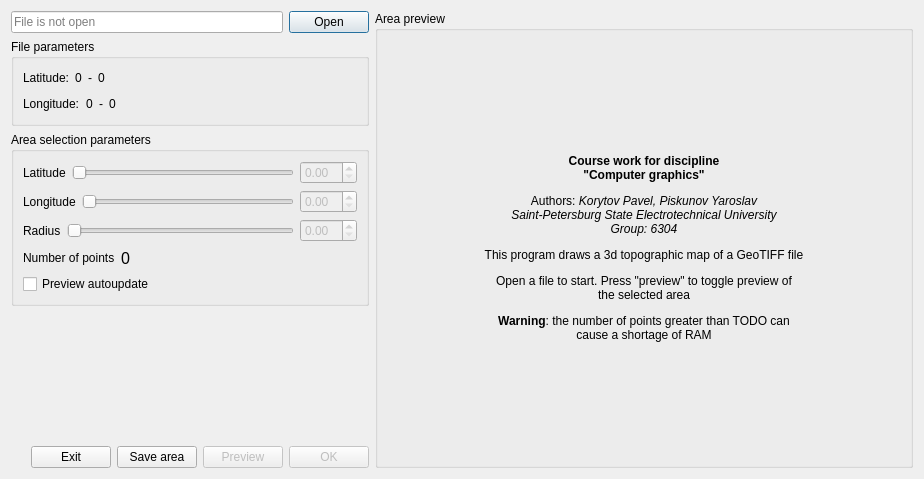
The window that ui/open_dialog.ui (SqrtMinusOne/GeoTIFF-3d) describes before a commit, drawn with Qt 5.
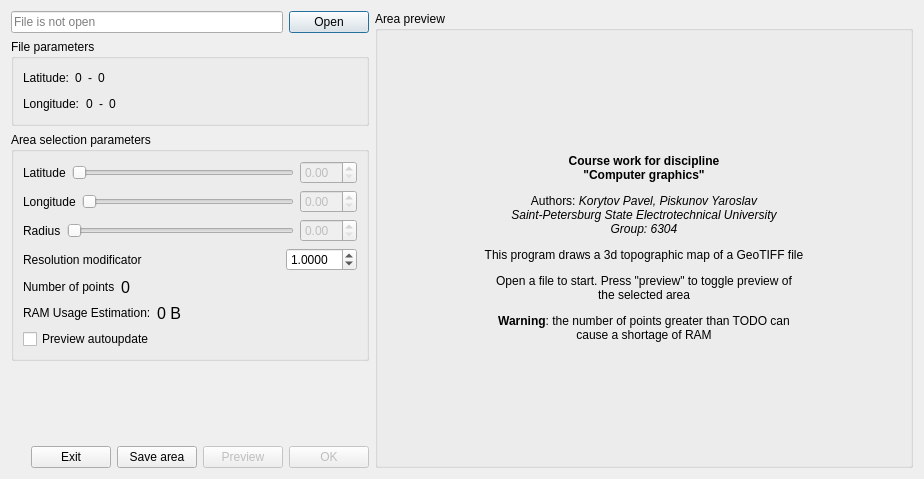
The same window after the commit.

Commit message: Resize works for sensible values

Diff of the .ui file:
```diff
--- a/ui/open_dialog.ui
+++ b/ui/open_dialog.ui
@@ -13,7 +13,7 @@
   <property name="windowTitle">
    <string>Dialog</string>
   </property>
-  <layout class="QHBoxLayout" name="horizontalLayout_9" stretch="2,3">
+  <layout class="QHBoxLayout" name="horizontalLayout_10" stretch="2,3">
    <item>
     <layout class="QVBoxLayout" name="verticalLayout_2">
      <item>
@@ -235,6 +235,46 @@
           </item>
          </layout>
         </item>
+        <item>
+         <layout class="QHBoxLayout" name="horizontalLayout_9">
+          <item>
+           <widget class="QLabel" name="label_9">
+            <property name="text">
+             <string>Resolution modificator</string>
+            </property>
+           </widget>
+          </item>
+          <item>
+           <spacer name="horizontalSpacer_5">
+            <property name="orientation">
+             <enum>Qt::Horizontal</enum>
+            </property>
+            <property name="sizeHint" stdset="0">
+             <size>
+              <width>40</width>
+              <height>20</height>
+             </size>
+            </property>
+           </spacer>
+          </item>
+          <item>
+           <widget class="QDoubleSpinBox" name="resSpin">
+            <property name="decimals">
+             <number>4</number>
+            </property>
+            <property name="minimum">
+             <double>0.000100000000000</double>
+            </property>
+            <property name="singleStep">
+             <double>0.010000000000000</double>
+            </property>
+            <property name="value">
+             <double>1.000000000000000</double>
+            </property>
+           </widget>
+          </item>
+         </layout>
+        </item>
         <item>
          <layout class="QHBoxLayout" name="horizontalLayout_7">
           <item>
@@ -271,6 +311,42 @@
           </item>
          </layout>
         </item>
+        <item>
+         <layout class="QHBoxLayout" name="horizontalLayout_11">
+          <item>
+           <widget class="QLabel" name="label_10">
+            <property name="text">
+             <string>RAM Usage Estimation:</string>
+            </property>
+           </widget>
+          </item>
+          <item>
+           <widget class="QLabel" name="ramUsage">
+            <property name="font">
+             <font>
+              <pointsize>12</pointsize>
+             </font>
+            </property>
+            <property name="text">
+             <string>0 B</string>
+            </property>
+           </widget>
+          </item>
+          <item>
+           <spacer name="horizontalSpacer_6">
+            <property name="orientation">
+             <enum>Qt::Horizontal</enum>
+            </property>
+            <property name="sizeHint" stdset="0">
+             <size>
+              <width>40</width>
+              <height>20</height>
+             </size>
+            </property>
+           </spacer>
+          </item>
+         </layout>
+        </item>
         <item>
          <widget class="QCheckBox" name="autoUpdateCheckBox">
           <property name="text">
```
The commit also changes 5 other files.
